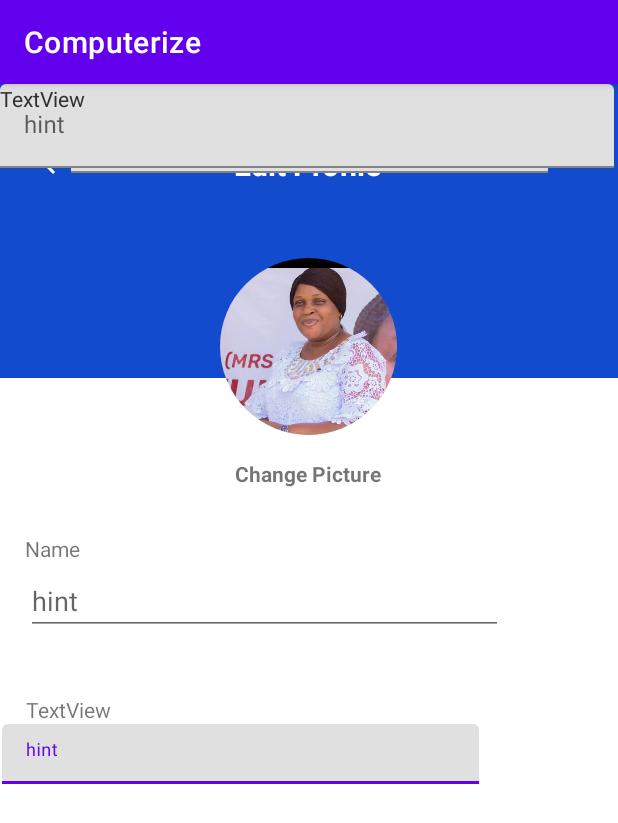
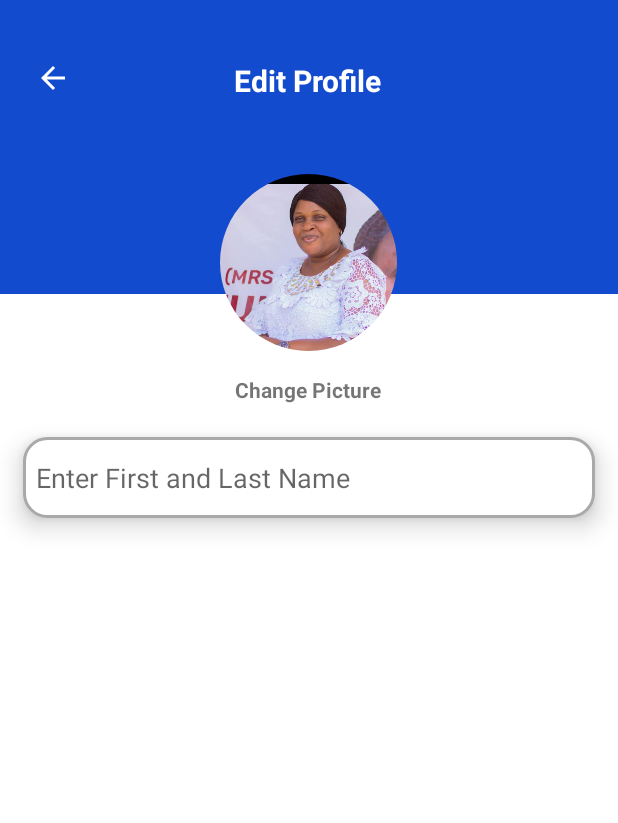
Before and after one commit to Abisayo1/eNursing, an Android app: the EditProfile screen opened directly, with no data from a screen before it, on a phone screen of 412 x 824 dp. Shown: the top 823 px of the screen. Run offline under Robolectric (Android 15) with nearby library versions, the phone set to English and light mode, and no system bars; our stand-ins replace CircleImageView.

Commit message:
Built the lovely edit text

```diff
--- a/app/src/main/java/com/abisayo/computerize1/EditProfile.kt
+++ b/app/src/main/java/com/abisayo/computerize1/EditProfile.kt
@@ -2,10 +2,18 @@ package com.abisayo.computerize1
 
 import androidx.appcompat.app.AppCompatActivity
 import android.os.Bundle
+import android.view.Window
+import android.view.WindowManager
 
 class EditProfile : AppCompatActivity() {
     override fun onCreate(savedInstanceState: Bundle?) {
         super.onCreate(savedInstanceState)
+        requestWindowFeature(Window.FEATURE_NO_TITLE); //will hide the title
+        supportActionBar?.hide(); // hide the title bar
+        this.window.setFlags(
+            WindowManager.LayoutParams.FLAG_FULLSCREEN,
+            WindowManager.LayoutParams.FLAG_FULLSCREEN
+        )
         setContentView(R.layout.activity_edit_profile)
     }
 }
--- a/app/src/main/java/com/abisayo/computerize1/MainActivity.kt
+++ b/app/src/main/java/com/abisayo/computerize1/MainActivity.kt
@@ -4,6 +4,7 @@ import android.content.Intent
 import androidx.appcompat.app.AppCompatActivity
 import android.os.Bundle
 import android.widget.Toast
+import androidx.appcompat.app.AppCompatDelegate
 import com.abisayo.computerize1.databinding.ActivityMainBinding
 import com.google.firebase.auth.FirebaseAuth
 
@@ -12,6 +13,7 @@ class MainActivity : AppCompatActivity() {
     private lateinit var firebaseAuth: FirebaseAuth
     override fun onCreate(savedInstanceState: Bundle?) {
         super.onCreate(savedInstanceState)
+        AppCompatDelegate.setDefaultNightMode(AppCompatDelegate.MODE_NIGHT_NO);
         binding = ActivityMainBinding.inflate(layoutInflater)
         setContentView(binding.root)
 
--- a/app/src/main/java/com/abisayo/computerize1/Profile.kt
+++ b/app/src/main/java/com/abisayo/computerize1/Profile.kt
@@ -27,5 +27,10 @@ class Profile : AppCompatActivity() {
             onBackPressed()
 
         }
+
+        binding.button2.setOnClickListener {
+            val intent = Intent(this, EditProfile::class.java)
+            startActivity(intent)
+        }
     }
 }
--- /dev/null
+++ b/app/src/main/res/drawable/edittext_rounded_corners.xml
@@ -0,0 +1,65 @@
+<?xml version="1.0" encoding="utf-8"?>
+<!--  res/drawable/edittext_rounded_corners.xml -->
+<selector xmlns:android="http://schemas.android.com/apk/res/android">
+
+    <item android:state_pressed="true" android:state_focused="true">
+        <shape>
+            <solid android:color="#FFFFFF"/>
+            <stroke
+                android:width="2.3dp"
+                android:color="#A9A9A9" />
+            <corners
+                android:radius="15dp" />
+        </shape>
+    </item>
+
+    <item android:state_pressed="true" android:state_focused="false">
+        <shape>
+            <solid android:color="#A9A9A9"/>
+            <stroke
+                android:width="2.3dp"
+                android:color="#A9A9A9" />
+            <corners
+                android:radius="15dp" />
+        </shape>
+    </item>
+
+    <item android:state_pressed="false" android:state_focused="true">
+        <shape>
+            <solid android:color="#FFFFFF"/>
+            <stroke
+                android:width="2.3dp"
+                android:color="#A9A9A9" />
+            <corners
+                android:radius="15dp" />
+        </shape>
+    </item>
+
+    <item android:state_pressed="false" android:state_focused="false">
+        <shape>
+            <gradient
+                android:startColor="#F2F2F2"
+                android:centerColor="#FFFFFF"
+                android:endColor="#FFFFFF"
+                android:angle="270"
+                />
+            <stroke
+                android:width="0.7dp"
+                android:color="#BDBDBD" />
+            <corners
+                android:radius="15dp" />
+        </shape>
+    </item>
+
+    <item android:state_enabled="true">
+        <shape>
+            <padding
+                android:left="9dp"
+                android:top="4dp"
+                android:right="4dp"
+                android:bottom="4dp"
+                />
+        </shape>
+    </item>
+
+</selector>
--- a/app/src/main/res/layout/activity_edit_profile.xml
+++ b/app/src/main/res/layout/activity_edit_profile.xml
@@ -1,10 +1,17 @@
 <?xml version="1.0" encoding="utf-8"?>
-<androidx.constraintlayout.widget.ConstraintLayout xmlns:android="http://schemas.android.com/apk/res/android"
+<ScrollView
+    xmlns:android="http://schemas.android.com/apk/res/android"
     xmlns:app="http://schemas.android.com/apk/res-auto"
     xmlns:tools="http://schemas.android.com/tools"
     android:layout_width="match_parent"
     android:layout_height="match_parent"
+    android:fillViewport="true"
     tools:context=".EditProfile">
+
+    <androidx.constraintlayout.widget.ConstraintLayout
+        android:layout_width="match_parent"
+        android:layout_height="wrap_content">
+
 
     <ImageView
         android:id="@+id/imageView2"
@@ -57,7 +64,7 @@
         tools:ignore="VectorDrawableCompat" />
 
     <TextView
-        android:id="@+id/button2"
+        android:id="@+id/edit"
         android:layout_width="wrap_content"
         android:layout_height="wrap_content"
         android:layout_marginTop="16dp"
@@ -67,110 +74,22 @@
         app:layout_constraintEnd_toEndOf="parent"
         app:layout_constraintHorizontal_bias="0.498"
         app:layout_constraintStart_toStartOf="parent"
-        app:layout_constraintTop_toBottomOf="@+id/circleImageView" />
+        app:layout_constraintTop_toBottomOf="@+id/circleImageView"/>
 
-    <com.google.android.material.textfield.TextInputLayout
-        android:layout_width="409dp"
-        android:layout_height="wrap_content"
-        tools:layout_editor_absoluteX="1dp"
-        tools:layout_editor_absoluteY="389dp">
+        <EditText
+            android:id="@+id/email"
+            android:layout_width="match_parent"
+            android:layout_height="54dp"
+            android:layout_margin="15dp"
+            android:layout_marginTop="116dp"
+            android:background="@drawable/edittext_rounded_corners"
+            android:ems="10"
+            android:elevation="10dp"
+            android:hint="Enter First and Last Name"
+            app:layout_constraintEnd_toEndOf="parent"
+            app:layout_constraintHorizontal_bias="0.0"
+            app:layout_constraintStart_toStartOf="parent"
+            app:layout_constraintTop_toBottomOf="@+id/imageView2" />
 
-    </com.google.android.material.textfield.TextInputLayout>
-
-    <com.google.android.material.textfield.TextInputLayout
-        android:layout_width="409dp"
-        android:layout_height="wrap_content"
-        app:layout_constraintEnd_toEndOf="parent"
-        app:layout_constraintStart_toStartOf="parent"
-        app:layout_constraintTop_toBottomOf="@+id/textView21">
-
-        <com.google.android.material.textfield.TextInputEditText
-            android:layout_width="318dp"
-            android:layout_height="40dp"
-            android:hint="hint" />
-    </com.google.android.material.textfield.TextInputLayout>
-
-    <com.google.android.material.textfield.TextInputLayout
-        android:layout_width="318dp"
-        android:layout_height="40dp"
-        app:layout_constraintEnd_toEndOf="parent"
-        app:layout_constraintStart_toStartOf="parent"
-        app:layout_constraintTop_toBottomOf="@+id/textView22">
-
-        <com.google.android.material.textfield.TextInputEditText
-            android:layout_width="match_parent"
-            android:layout_height="wrap_content"
-            android:hint="hint" />
-    </com.google.android.material.textfield.TextInputLayout>
-
-    <com.google.android.material.textfield.TextInputLayout
-        android:layout_width="409dp"
-        android:layout_height="wrap_content"
-        tools:layout_editor_absoluteX="1dp"
-        tools:layout_editor_absoluteY="675dp">
-
-        <com.google.android.material.textfield.TextInputEditText
-            android:layout_width="match_parent"
-            android:layout_height="wrap_content"
-            android:hint="hint" />
-    </com.google.android.material.textfield.TextInputLayout>
-
-    <TextView
-        android:id="@+id/textView20"
-        android:layout_width="wrap_content"
-        android:layout_height="wrap_content"
-        android:layout_marginTop="24dp"
-        android:text="Name"
-        app:layout_constraintEnd_toEndOf="parent"
-        app:layout_constraintHorizontal_bias="0.045"
-        app:layout_constraintStart_toStartOf="parent"
-        app:layout_constraintTop_toBottomOf="@+id/imageView2" />
-
-    <TextView
-        android:id="@+id/textView21"
-        android:layout_width="wrap_content"
-        android:layout_height="wrap_content"
-        android:layout_marginTop="40dp"
-        android:text="TextView"
-        app:layout_constraintEnd_toEndOf="parent"
-        app:layout_constraintHorizontal_bias="0.048"
-        app:layout_constraintStart_toStartOf="parent"
-        app:layout_constraintTop_toBottomOf="@+id/textInputEditText" />
-
-    <TextView
-        android:id="@+id/textView22"
-        android:layout_width="wrap_content"
-        android:layout_height="wrap_content"
-        android:text="TextView"
-        tools:layout_editor_absoluteX="17dp"
-        tools:layout_editor_absoluteY="524dp" />
-
-    <TextView
-        android:id="@+id/textView23"
-        android:layout_width="wrap_content"
-        android:layout_height="wrap_content"
-        android:text="TextView"
-        tools:layout_editor_absoluteX="16dp"
-        tools:layout_editor_absoluteY="625dp" />
-
-    <com.google.android.material.textfield.TextInputLayout
-        android:layout_width="409dp"
-        android:layout_height="wrap_content"
-        tools:layout_editor_absoluteX="1dp"
-        tools:layout_editor_absoluteY="388dp">
-
-    </com.google.android.material.textfield.TextInputLayout>
-
-    <com.google.android.material.textfield.TextInputEditText
-        android:id="@+id/textInputEditText"
-        android:layout_width="318dp"
-        android:layout_height="40dp"
-        android:layout_marginTop="8dp"
-        android:hint="hint"
-        app:layout_constraintEnd_toEndOf="parent"
-        app:layout_constraintHorizontal_bias="0.182"
-        app:layout_constraintStart_toStartOf="parent"
-        app:layout_constraintTop_toBottomOf="@+id/textView20" />
-
-
-</androidx.constraintlayout.widget.ConstraintLayout>
+    </androidx.constraintlayout.widget.ConstraintLayout>
+</ScrollView>
```
